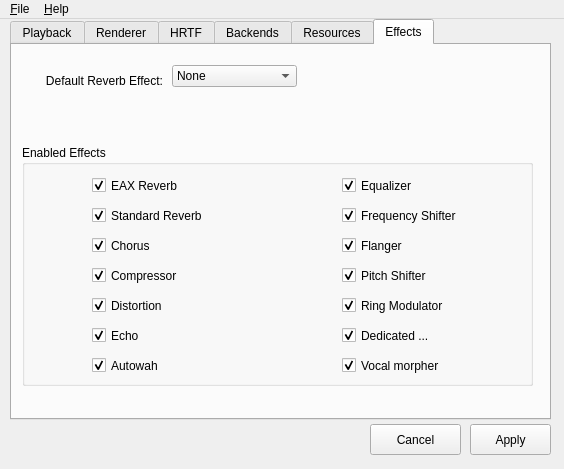
Before: the Qt Designer form utils/alsoft-config/mainwindow.ui in kcat/openal-soft, drawn with Qt 5.
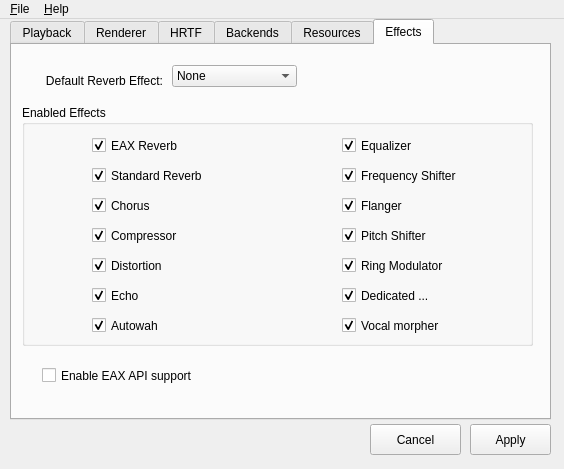
After: the same form once the commit is applied. The open tabs and pages were chosen to show the change. Icons and pictures are not drawn.

Commit message: Add an option to alsoft-config for EAX API support

Patch:
```diff
--- a/utils/alsoft-config/mainwindow.ui
+++ b/utils/alsoft-config/mainwindow.ui
@@ -2110,7 +2110,7 @@
       <property name="geometry">
        <rect>
         <x>10</x>
-        <y>100</y>
+        <y>60</y>
         <width>511</width>
         <height>241</height>
        </rect>
@@ -2516,6 +2516,22 @@
        </property>
       </item>
      </widget>
+     <widget class="QCheckBox" name="enableEaxCheck">
+      <property name="geometry">
+       <rect>
+        <x>30</x>
+        <y>320</y>
+        <width>231</width>
+        <height>21</height>
+       </rect>
+      </property>
+      <property name="toolTip">
+       <string>Enables legacy EAX API support.</string>
+      </property>
+      <property name="text">
+       <string>Enable EAX API support</string>
+      </property>
+     </widget>
     </widget>
    </widget>
    <widget class="QPushButton" name="closeCancelButton">
```
The commit also changes 1 other file.
